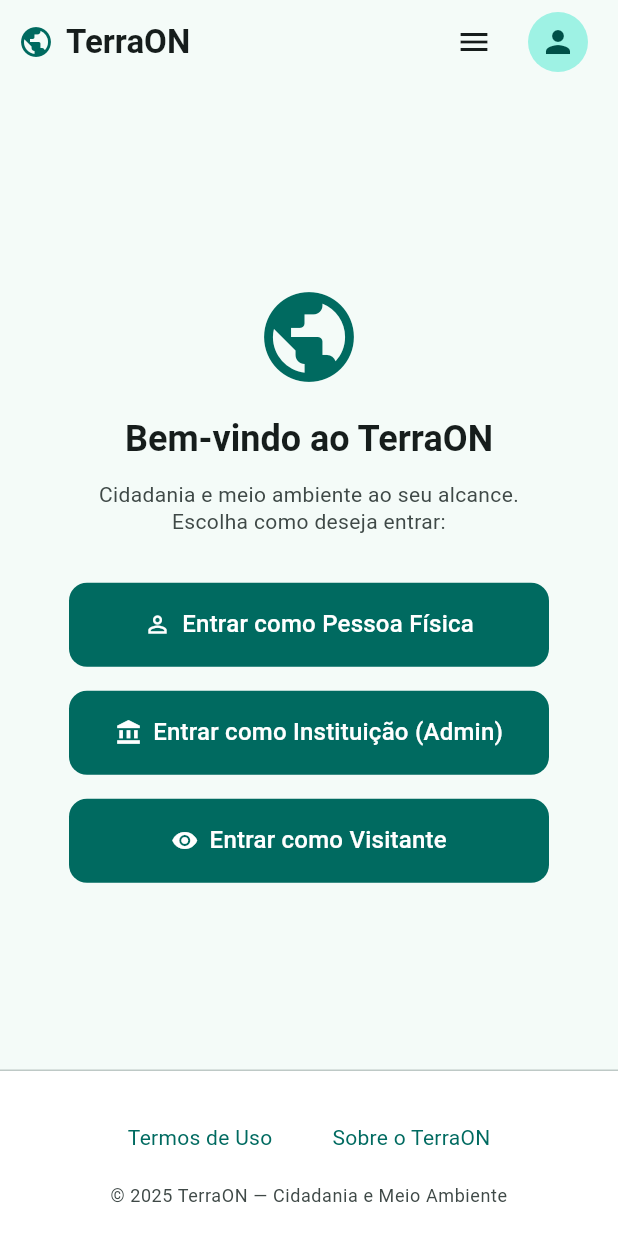
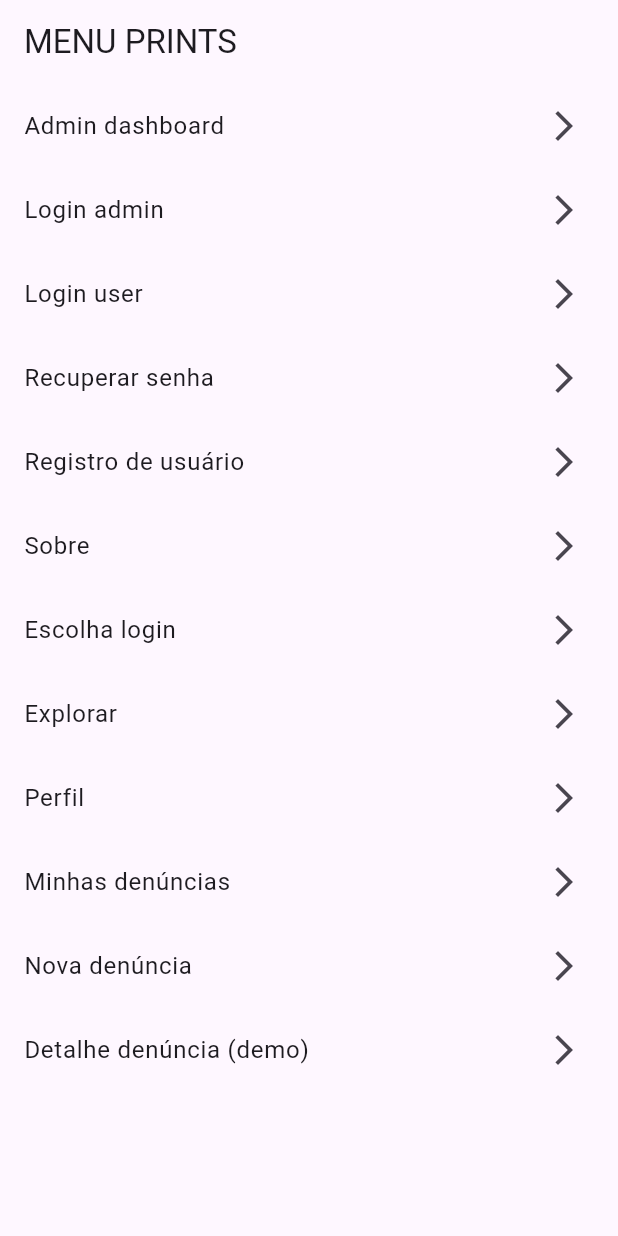
Before and after one commit to fauri97/terra-on, a Flutter app: the screen it shows after launch, on a phone screen of 412 x 824 dp. Run offline on Flutter 3.47's test engine with Material 3 defaults, Android fonts, the light colour scheme and no system bars; our stand-ins replace geolocator, image_picker.

```diff
--- a/app/lib/main.dart
+++ b/app/lib/main.dart
@@ -1,51 +1,81 @@
 import 'package:flutter/material.dart';
-import 'theme/app_theme.dart';
 
-// Telas principais
+// pages
+import 'admin/admin_dashboard_page.dart';
+import 'auth/login_admin_page.dart';
+import 'auth/login_user_page.dart';
+import 'auth/recover_password_page.dart';
+import 'auth/register_user_page.dart';
+import 'pages/about_page.dart';
 import 'pages/choose_login_page.dart';
-import 'auth/login_user_page.dart';
-import 'auth/register_user_page.dart';
-import 'auth/recover_password_page.dart';
 import 'pages/explore_page.dart';
+import 'profile/profile_page.dart';
+import 'reports/my_reports_page.dart';
 import 'reports/new_report_page.dart';
+import 'reports/report_detail_page.dart';
 
-// Serviços globais
-import 'services/service_locator.dart';
-
-void main() async {
-  WidgetsFlutterBinding.ensureInitialized();
-  await setupServiceLocator(); // <- aguarda se for async
-  runApp(const TerraOnApp());
+void main() {
+  runApp(const TerraOnDemo());
 }
 
-class TerraOnApp extends StatelessWidget {
-  const TerraOnApp({super.key});
+class TerraOnDemo extends StatelessWidget {
+  const TerraOnDemo({super.key});
 
   @override
   Widget build(BuildContext context) {
     return MaterialApp(
-      title: 'TerraON',
       debugShowCheckedModeBanner: false,
-      theme: themeLight(),
-      darkTheme: themeDark(),
-      themeMode: ThemeMode.system,
+      title: 'TerraON Demo',
+      theme: ThemeData(useMaterial3: true),
+      home: const DemoMenuPage(),
+      routes: {
+        '/admin-dashboard': (_) => const AdminDashboardPage(),
+        '/login-admin': (_) => const LoginAdminPage(),
+        '/login-user': (_) => const LoginUserPage(),
+        '/recover-password': (_) => const RecoverPasswordPage(),
+        '/register-user': (_) => const RegisterUserPage(),
+        '/about': (_) => const AboutPage(),
+        '/choose-login': (_) => const ChooseLoginPage(),
+        '/explore': (_) => const ExplorePage(),
+        '/profile': (_) => const ProfilePage(),
+        '/my-reports': (_) => const MyReportsPage(),
+        '/new-report': (_) => const NewReportPage(),
+        '/report-detail': (_) => const ReportDetailPage(), // SEM PARAMETRO
+      },
+    );
+  }
+}
 
-      // 🏠 Tela inicial
-      initialRoute: '/choose-login',
+class DemoMenuPage extends StatelessWidget {
+  const DemoMenuPage({super.key});
 
-      // 🌐 Rotas principais
-      routes: {
-        '/choose-login': (context) => const ChooseLoginPage(),
-        '/login-user': (context) => const LoginUserPage(),
-        '/register-user': (context) => const RegisterUserPage(),
-        '/recover': (context) => const RecoverPasswordPage(),
-        '/explore': (context) => const ExplorePage(),
-        '/new-report': (context) => const NewReportPage(),
-      },
+  @override
+  Widget build(BuildContext context) {
+    final routes = {
+      'Admin dashboard': '/admin-dashboard',
+      'Login admin': '/login-admin',
+      'Login user': '/login-user',
+      'Recuperar senha': '/recover-password',
+      'Registro de usuário': '/register-user',
+      'Sobre': '/about',
+      'Escolha login': '/choose-login',
+      'Explorar': '/explore',
+      'Perfil': '/profile',
+      'Minhas denúncias': '/my-reports',
+      'Nova denúncia': '/new-report',
+      'Detalhe denúncia (demo)': '/report-detail',
+    };
 
-      // 🔄 Fallback — rota não encontrada
-      onUnknownRoute: (settings) => MaterialPageRoute(
-        builder: (_) => const ChooseLoginPage(),
+    return Scaffold(
+      appBar: AppBar(title: const Text('MENU PRINTS')),
+      body: ListView(
+        children: routes.entries.map((e) {
+          return ListTile(
+            title: Text(e.key),
+            trailing: const Icon(Icons.arrow_forward_ios),
+            onTap: () => Navigator.pushNamed(context, e.value),
+          );
+        }).toList(),
       ),
     );
   }
```
Also changed, not shown: app/lib/pages/settings_page.dart (added, +45 -0 lines), app/lib/pages/terms/terms_page.dart (added, +57 -0 lines).
